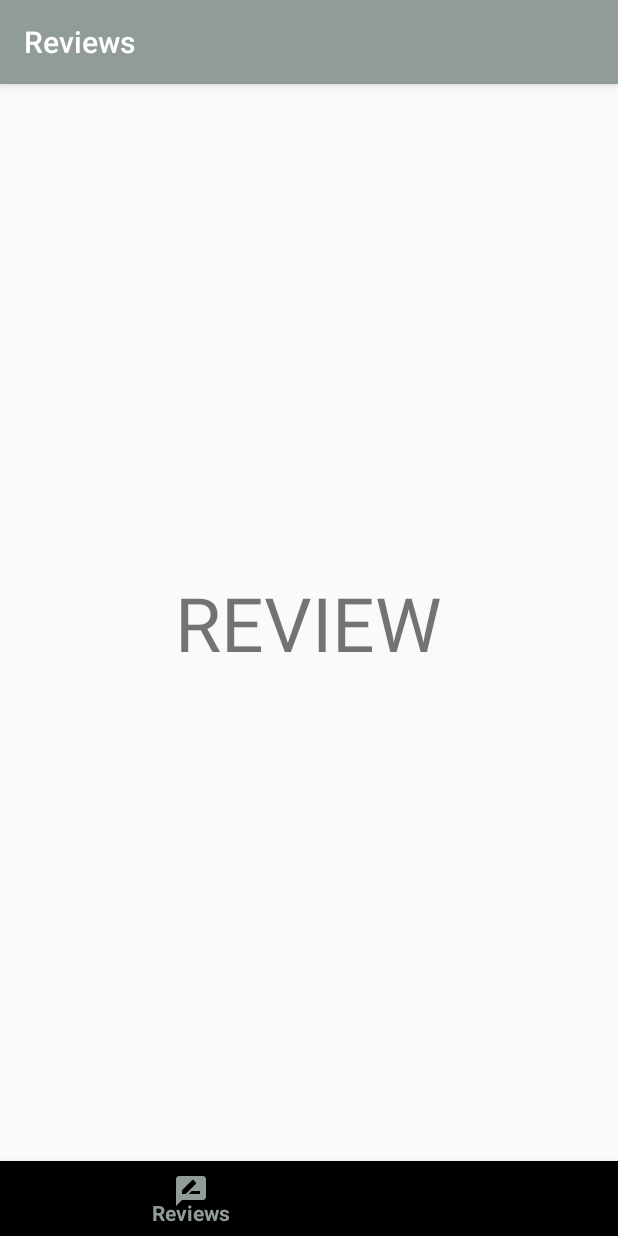
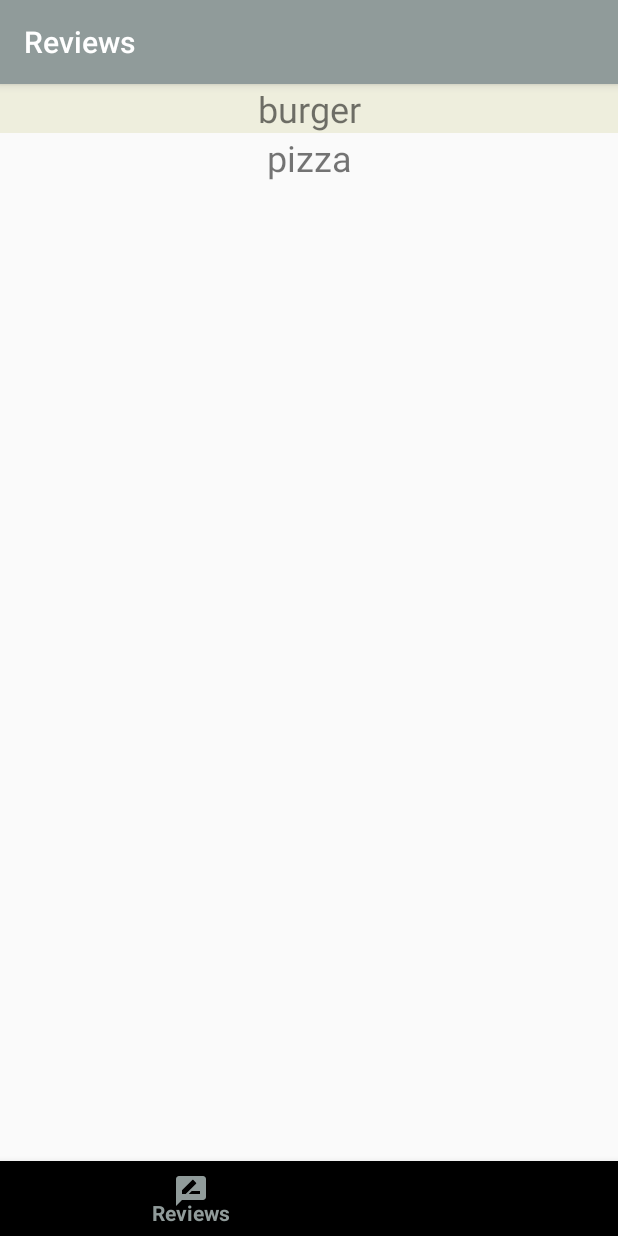
Before and after one commit to j-juric/FoodReviewProject, an Android app: the HomeFragment screen opened directly, with no data from a screen before it, item 2 of the bottom bar chosen, on a phone screen of 412 x 824 dp. Run offline under Robolectric (Android 15) with nearby library versions, the phone set to English and light mode, and no system bars; Roboto replaces fonts that are not available here.

Commit message:
home/review first step

```diff
--- a/app/src/main/java/com/food/review/HomeFragment.kt
+++ b/app/src/main/java/com/food/review/HomeFragment.kt
@@ -1,5 +1,6 @@
 package com.food.review
 
+import android.content.Context
 import android.os.Bundle
 import android.view.LayoutInflater
 import android.view.View
@@ -7,12 +8,23 @@ import android.view.ViewGroup
 import androidx.annotation.NonNull
 import androidx.annotation.Nullable
 import androidx.fragment.app.Fragment
+import androidx.viewpager.widget.PagerAdapter
+import kotlinx.android.synthetic.main.fragment_home.*
 
 
-class HomeFragment : Fragment() {
 
+
+
+
+class HomeFragment(val applicationContext: Context) : Fragment() {
+
+    var images:Array<Int> = arrayOf(R.drawable.slider1,R.drawable.slider2,R.drawable.slider3)
+    var adapter: PagerAdapter =SliderAdapter(applicationContext,images)
     @Nullable
     override fun onCreateView(@NonNull inflater:LayoutInflater, @Nullable container:ViewGroup?, @Nullable savedInstaceState:Bundle?):View?{
-        return inflater.inflate(R.layout.fragment_home,container,false)
+        val inflate = inflater.inflate(R.layout.fragment_home,container,false)
+        //viewpager.adapter= this.adapter
+        return inflate
     }
+
 }
--- a/app/src/main/java/com/food/review/MainActivity.kt
+++ b/app/src/main/java/com/food/review/MainActivity.kt
@@ -7,6 +7,7 @@ import androidx.appcompat.app.AppCompatActivity
 import android.view.Menu
 import android.view.MenuItem
 import android.widget.Button
+
 
 import kotlinx.android.synthetic.main.activity_main.*
 
--- a/app/src/main/java/com/food/review/MainMenu.kt
+++ b/app/src/main/java/com/food/review/MainMenu.kt
@@ -1,18 +1,14 @@
 package com.food.review
 
-import android.content.Intent
+import android.content.Context
 import androidx.appcompat.app.AppCompatActivity
 import android.os.Bundle
 import android.view.MenuItem
-import androidx.annotation.IdRes
 import com.google.android.material.bottomnavigation.BottomNavigationView
-import androidx.annotation.NonNull
 import androidx.fragment.app.Fragment
-import com.google.android.material.navigation.NavigationView
+
 
 class MainMenu : AppCompatActivity(), BottomNavigationView.OnNavigationItemSelectedListener {
-
-
 
     override fun onCreate(savedInstanceState: Bundle?) {
         super.onCreate(savedInstanceState)
@@ -22,7 +18,7 @@ class MainMenu : AppCompatActivity(), BottomNavigationView.OnNavigationItemSelec
         var nav_view=findViewById(R.id.bottom_navigation) as BottomNavigationView
         nav_view!!.setOnNavigationItemSelectedListener(this)
         supportFragmentManager.beginTransaction().replace(R.id.fragment_container,
-            HomeFragment()
+            HomeFragment(this)
         ).commit()
     }
 
@@ -30,11 +26,11 @@ class MainMenu : AppCompatActivity(), BottomNavigationView.OnNavigationItemSelec
         var selectedFragment:Fragment?=null
         when (item.itemId) {
             R.id.nav_home -> {
-                selectedFragment= HomeFragment()
+                selectedFragment= HomeFragment(this)
                 setTitle("Home")
             }
             R.id.nav_reviews -> {
-                selectedFragment= ReviewFragment()
+                selectedFragment= ReviewFragment(this)
                 setTitle("Reviews")
             }
             R.id.nav_scan -> {
--- a/app/src/main/java/com/food/review/ReviewFragment.kt
+++ b/app/src/main/java/com/food/review/ReviewFragment.kt
@@ -1,18 +1,73 @@
 package com.food.review
 
+import android.content.Context
+import android.content.Intent
+import android.graphics.Color
+import android.icu.text.DecimalFormat
 import android.os.Bundle
+import android.view.Gravity
 import android.view.LayoutInflater
 import android.view.View
 import android.view.ViewGroup
+import android.widget.TableLayout
+import android.widget.TableRow
+import android.widget.TextView
 import androidx.annotation.NonNull
 import androidx.annotation.Nullable
 import androidx.fragment.app.Fragment
 
 
-class ReviewFragment : Fragment() {
+class ReviewFragment(val applicationContext: Context) : Fragment() {
+    var table : TableLayout?=null
+    var arr:ArrayList<dish> = ArrayList()
+
+    var dish1:dish= dish("burger","cheese","pickles")
+    var dish2:dish= dish("pizza","hawaiian","pinapple")
+
+
+    private lateinit var viewOfLayout: View
 
     @Nullable
     override fun onCreateView(@NonNull inflater:LayoutInflater, @Nullable container:ViewGroup?, @Nullable savedInstaceState:Bundle?):View?{
-        return inflater.inflate(R.layout.fragment_review,container,false)
+        viewOfLayout = inflater.inflate(R.layout.fragment_review,container,false)
+        arr.add(dish1)
+        arr.add(dish2)
+        draw()
+
+        return viewOfLayout
     }
+
+    fun draw(){
+        this.table= viewOfLayout.findViewById(R.id.main_table)
+        var i:Int=0
+        arr!!.forEach { d ->
+            var row = TableRow(applicationContext)
+            row.layoutParams = TableRow.LayoutParams(
+                TableRow.LayoutParams.MATCH_PARENT,
+                TableRow.LayoutParams.MATCH_PARENT,
+                2.0f
+            )
+
+            var txtName = TextView(applicationContext)
+            txtName.textSize = 24.0F
+            if(i%2==0)
+                row.setBackgroundColor(Color.parseColor("#EEEEDD"))
+
+            txtName.layoutParams = TableRow.LayoutParams(TableRow.LayoutParams.MATCH_PARENT, TableRow.LayoutParams.MATCH_PARENT, 1f)
+            val param1 = txtName.layoutParams as TableRow.LayoutParams
+            txtName.setText(d.name)
+            txtName.gravity= Gravity.CENTER
+            row.addView(txtName)
+           /* row.setOnClickListener{object : View.OnClickListener{
+                override fun onClick(v: View?) {
+
+                }}
+
+            }*/
+            this.table!!.addView(row)
+
+            ++i}
+        }
+
+
 }
--- a/app/src/main/res/layout/fragment_review.xml
+++ b/app/src/main/res/layout/fragment_review.xml
@@ -2,12 +2,11 @@
 <RelativeLayout xmlns:android="http://schemas.android.com/apk/res/android"
     android:layout_width="match_parent" android:layout_height="match_parent">
 
-    <TextView
-        android:layout_width="wrap_content"
+    <TableLayout
+        android:layout_width="match_parent"
         android:layout_height="wrap_content"
-        android:text="REVIEW"
-        android:textSize="50sp"
-        android:layout_centerInParent="true"
-        />
+        android:id="@+id/main_table"
+        >
+    </TableLayout>
 
 </RelativeLayout>
```
Also changed, not shown: app/src/main/java/com/food/review/SliderAdapter.kt (added, +38 -0 lines), app/src/main/java/com/food/review/dish.kt (+5 -5 lines), app/src/main/res/layout/fragment_home.xml (+5 -7 lines), app/src/main/res/layout/slider_image_item.xml (added, +10 -0 lines), app/src/main/res/drawable/slider1.jpg (added), app/src/main/res/drawable/slider2.jpg (added), app/src/main/res/drawable/slider3.jpg (added).
